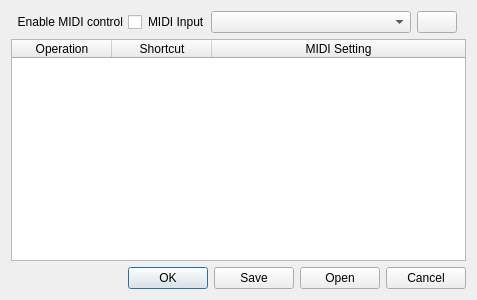
Above: src/midiSettingsDialog.ui from Whatang/Listen--Learn--Play before the change. Below: the same form after it.
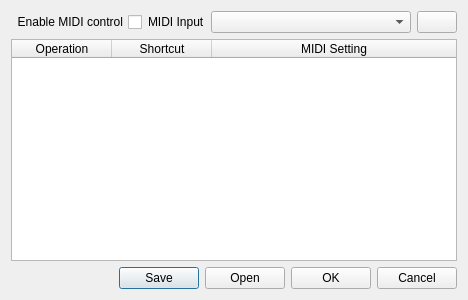
That is the form after the change. Icons and pictures are not drawn.

Commit message: Basic MIDI input working.

The edit to the form file:
```diff
--- a/src/midiSettingsDialog.ui
+++ b/src/midiSettingsDialog.ui
@@ -6,7 +6,7 @@
    <rect>
     <x>0</x>
     <y>0</y>
-    <width>477</width>
+    <width>441</width>
     <height>300</height>
    </rect>
   </property>
@@ -143,14 +143,38 @@
     </widget>
    </item>
    <item>
-    <widget class="QDialogButtonBox" name="buttonBox">
-     <property name="orientation">
-      <enum>Qt::Horizontal</enum>
-     </property>
-     <property name="standardButtons">
-      <set>QDialogButtonBox::Cancel|QDialogButtonBox::Ok|QDialogButtonBox::Open|QDialogButtonBox::Save</set>
-     </property>
-    </widget>
+    <layout class="QHBoxLayout" name="horizontalLayout_2">
+     <item>
+      <spacer name="horizontalSpacer_2">
+       <property name="orientation">
+        <enum>Qt::Horizontal</enum>
+       </property>
+       <property name="sizeHint" stdset="0">
+        <size>
+         <width>40</width>
+         <height>20</height>
+        </size>
+       </property>
+      </spacer>
+     </item>
+     <item>
+      <widget class="QDialogButtonBox" name="fileBox">
+       <property name="standardButtons">
+        <set>QDialogButtonBox::Open|QDialogButtonBox::Save</set>
+       </property>
+      </widget>
+     </item>
+     <item>
+      <widget class="QDialogButtonBox" name="buttonBox">
+       <property name="orientation">
+        <enum>Qt::Horizontal</enum>
+       </property>
+       <property name="standardButtons">
+        <set>QDialogButtonBox::Cancel|QDialogButtonBox::Ok</set>
+       </property>
+      </widget>
+     </item>
+    </layout>
    </item>
   </layout>
  </widget>
```
Left out of the diff: 40 changed lines with no effect on the pictures. The commit also changes 7 other files.
